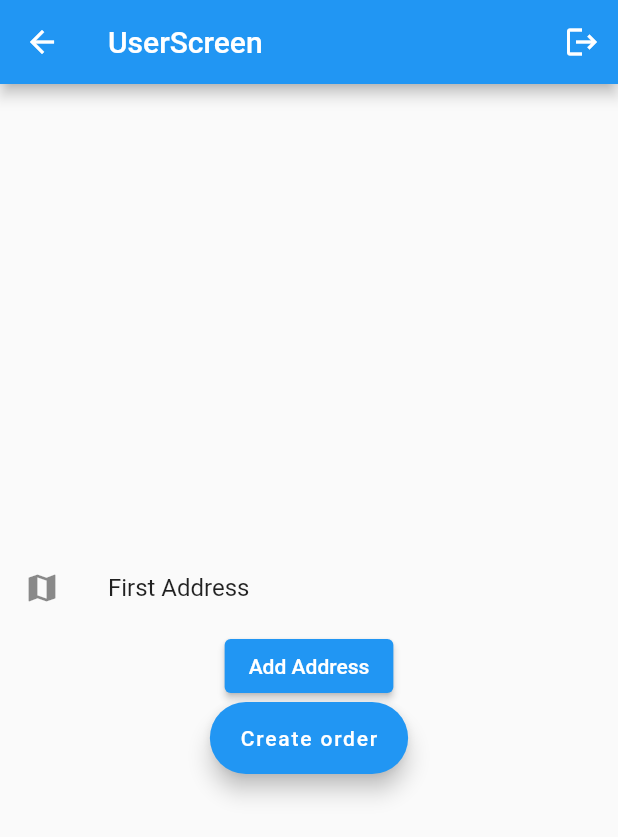
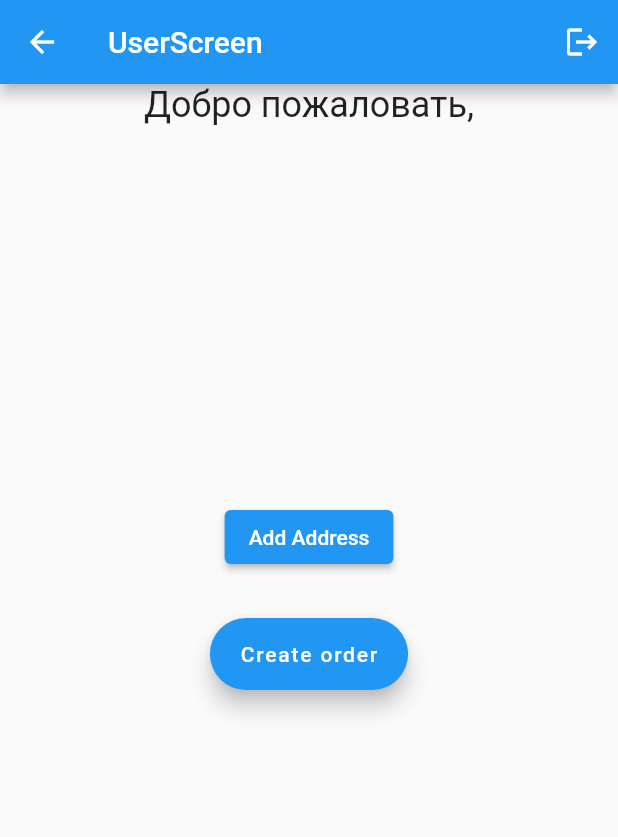
Before and after one commit to Seredyn/water_delivery, a Flutter app: the UserScreen screen opened by its route, on a phone screen of 412 x 824 dp. Shown: the top 837 px of the screen. Run offline on Flutter 3.47's test engine with Material 2 defaults, Android fonts, the phone set to English and light mode, and no system bars; our stand-ins replace bloc, cloud_firestore, equatable, firebase_auth, firebase_core, flutter_bloc and 2 more; accounts and stored records are empty.

Commit message:
Сделал Отображение адресов в юзер скрине

```diff
--- a/lib/models/address_model.dart
+++ b/lib/models/address_model.dart
@@ -15,7 +15,7 @@ class Address {
   final String floorNumber;
   final String additionalInformAddress; //дополнительная информация
 
-  final String photoAddressUrl;
+  //final String photoAddressUrl;
 
   Address({
       required this.addressOwnerID,
@@ -30,7 +30,8 @@ class Address {
       required this.entranceNumber,
       required this.floorNumber,
       required this.additionalInformAddress,
-      required this.photoAddressUrl});
+      //required this.photoAddressUrl
+  });
 
 //final LatLng addressLatLng;
 
--- a/lib/screens/user_screen.dart
+++ b/lib/screens/user_screen.dart
@@ -1,14 +1,19 @@
+import 'package:cloud_firestore/cloud_firestore.dart';
+import 'package:firebase_auth/firebase_auth.dart';
+import 'package:firebase_core/firebase_core.dart';
 import 'package:flutter/material.dart';
 import 'package:provider/src/provider.dart';
 import 'package:water_delivery/bloc/auth_cubit.dart';
+import 'package:water_delivery/models/address_model.dart';
 import 'package:water_delivery/screens/add_address_screen.dart';
 import 'package:water_delivery/screens/create_order_screen.dart';
 import 'package:water_delivery/screens/sign_in_screen.dart';
 
 class UserScreen extends StatefulWidget {
-  const UserScreen({Key? key}) : super(key: key);
+  UserScreen({Key? key}) : super(key: key);
 
   static const String id = "user_screen";
+
 
   @override
   _UserScreenState createState() => _UserScreenState();
@@ -24,7 +29,33 @@ class _UserScreenState extends State<UserScreen> {
   }
 
   @override
+  void initState() {
+    // TODO: implement initState
+    users.doc(currentUserId).get().then((value) {
+      userNameFromFireStore = value.get("name");
+    });
+
+    super.initState();
+  }
+
+  CollectionReference users = FirebaseFirestore.instance.collection('users');
+  String currentUserId = FirebaseAuth.instance.currentUser!.uid;
+
+  String? userNameFromFirebaseAuth = FirebaseAuth.instance.currentUser
+      ?.displayName;
+  String? userNameFromFireStore;
+
+
+  @override
   Widget build(BuildContext context) {
+    final String currentUserName = userNameFromFireStore ??
+        userNameFromFirebaseAuth ?? "";
+
+    final Stream<QuerySnapshot> _addressStream = users
+        .doc(currentUserId)
+        .collection("addresses")
+        .snapshots();
+
     return Scaffold(
       appBar: AppBar(
         title: Text("UserScreen"),
@@ -39,25 +70,62 @@ class _UserScreenState extends State<UserScreen> {
               icon: Icon(Icons.logout)),
         ],
       ),
-      body: Center(
+      body: SafeArea(
+        child: SingleChildScrollView(
+          child: Center(
             child: Column(
               mainAxisAlignment: MainAxisAlignment.center,
               crossAxisAlignment: CrossAxisAlignment.center,
               children: <Widget>[
-            ListView(
+                Text("Добро пожаловать,", style: Theme
+                    .of(context)
+                    .textTheme
+                    .headline5,),
+                Text(currentUserName, style: Theme
+                    .of(context)
+                    .textTheme
+                    .headline4,),
+                SizedBox(height: 15,),
+                StreamBuilder<QuerySnapshot>(
+                    stream: _addressStream,
+
+                    builder: (context, snapshot) {
+                      if (snapshot.hasError) {
+                        return Center(
+                          child: Text("snapshot has error"),
+                        );
+                      }
+                      if (snapshot.connectionState == ConnectionState.waiting ||
+                          snapshot.connectionState == ConnectionState.none) {
+                        return Center(
+                          child: Text("Loading..."),
+                        );
+                      }
+
+                      return Container(
+                        height: 180,
+                        child: ListView.builder(
+
                             shrinkWrap: true,
-              children: [
-                ListTile(
+                            itemCount: snapshot.data?.docs.length ?? 0,
+                            itemBuilder: (context, index) {
+                              final DocumentSnapshot doc = snapshot.data!.docs[index];
+
+                              return ListTile (
                                 leading: Icon(Icons.map),
-                  title: Text('First Address'),
+                                title: Text(doc.get("streetName") + ", " + doc.get("houseNumber") + ", " + doc.get("apartmentNumber")),
+                              );
+                            }
                         ),
-              ],
-            ),
+                      );
+                    }),
+                SizedBox(height: 15,),
                 ElevatedButton(
                     onPressed: () async {
                       await _goToAddAddressScreen();
                     },
                     child: Text("Add Address")),
+                SizedBox(height: 30,),
                 FloatingActionButton.extended(
                     onPressed: () async {
                       await _goToCreateOrderScreen();
@@ -66,6 +134,8 @@ class _UserScreenState extends State<UserScreen> {
               ],
             ),
           ),
+        ),
+      ),
     );
   }
 }
```
Also changed, not shown: lib/bloc/auth_cubit.dart (+16 -22 lines), lib/screens/add_address_screen.dart (+14 -12 lines). Lines whose indentation alone changed are shown as unchanged.
